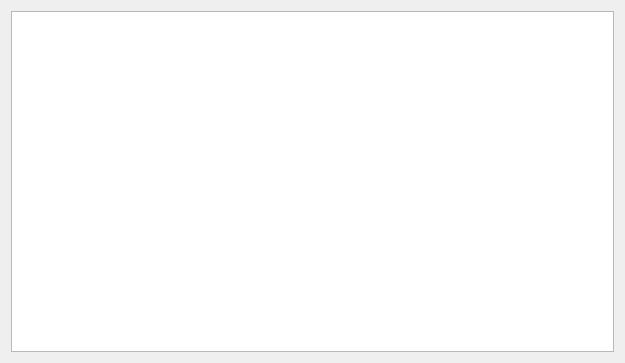
Old version of the form xdynstructswidget.ui in the repository horsicq/XDynStructsWidget.
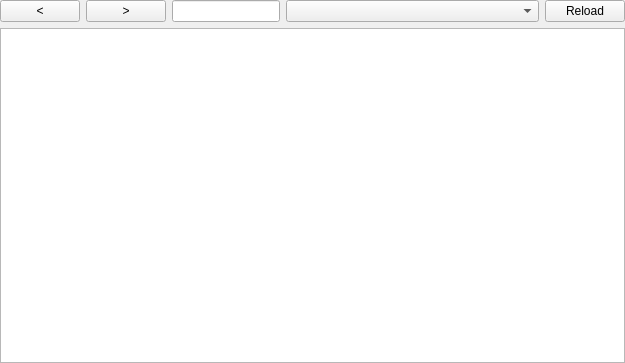
New version of the form.

```diff
--- a/xdynstructswidget.ui
+++ b/xdynstructswidget.ui
@@ -14,6 +14,63 @@
    <string/>
   </property>
   <layout class="QVBoxLayout" name="verticalLayout">
+   <property name="leftMargin">
+    <number>0</number>
+   </property>
+   <property name="topMargin">
+    <number>0</number>
+   </property>
+   <property name="rightMargin">
+    <number>0</number>
+   </property>
+   <property name="bottomMargin">
+    <number>0</number>
+   </property>
+   <item>
+    <layout class="QHBoxLayout" name="horizontalLayout">
+     <item>
+      <widget class="QPushButton" name="pushButtonBack">
+       <property name="text">
+        <string notr="true">&lt;</string>
+       </property>
+      </widget>
+     </item>
+     <item>
+      <widget class="QPushButton" name="pushButtonForward">
+       <property name="text">
+        <string notr="true">&gt;</string>
+       </property>
+      </widget>
+     </item>
+     <item>
+      <widget class="QLineEdit" name="lineEditAddress">
+       <property name="sizePolicy">
+        <sizepolicy hsizetype="Preferred" vsizetype="Fixed">
+         <horstretch>0</horstretch>
+         <verstretch>0</verstretch>
+        </sizepolicy>
+       </property>
+      </widget>
+     </item>
+     <item>
+      <widget class="QComboBox" name="comboBox">
+       <property name="sizePolicy">
+        <sizepolicy hsizetype="Expanding" vsizetype="Fixed">
+         <horstretch>0</horstretch>
+         <verstretch>0</verstretch>
+        </sizepolicy>
+       </property>
+      </widget>
+     </item>
+     <item>
+      <widget class="QPushButton" name="pushButtonReload">
+       <property name="text">
+        <string>Reload</string>
+       </property>
+      </widget>
+     </item>
+    </layout>
+   </item>
    <item>
     <widget class="QTextBrowser" name="textBrowserStructs">
      <property name="html">
```
